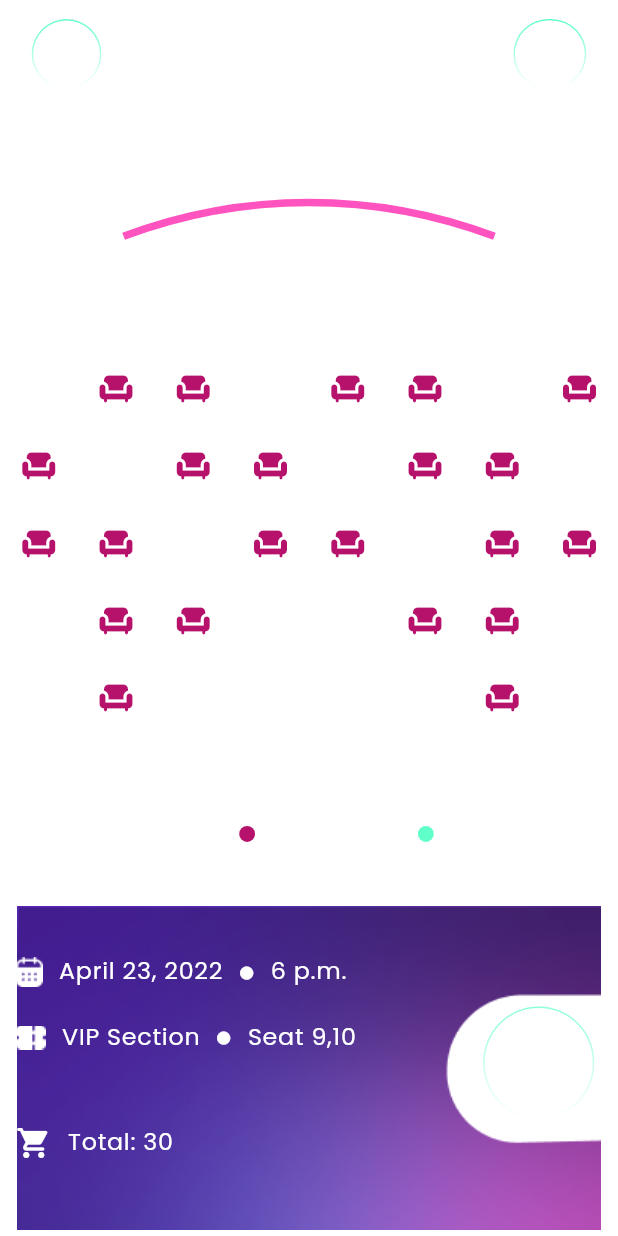
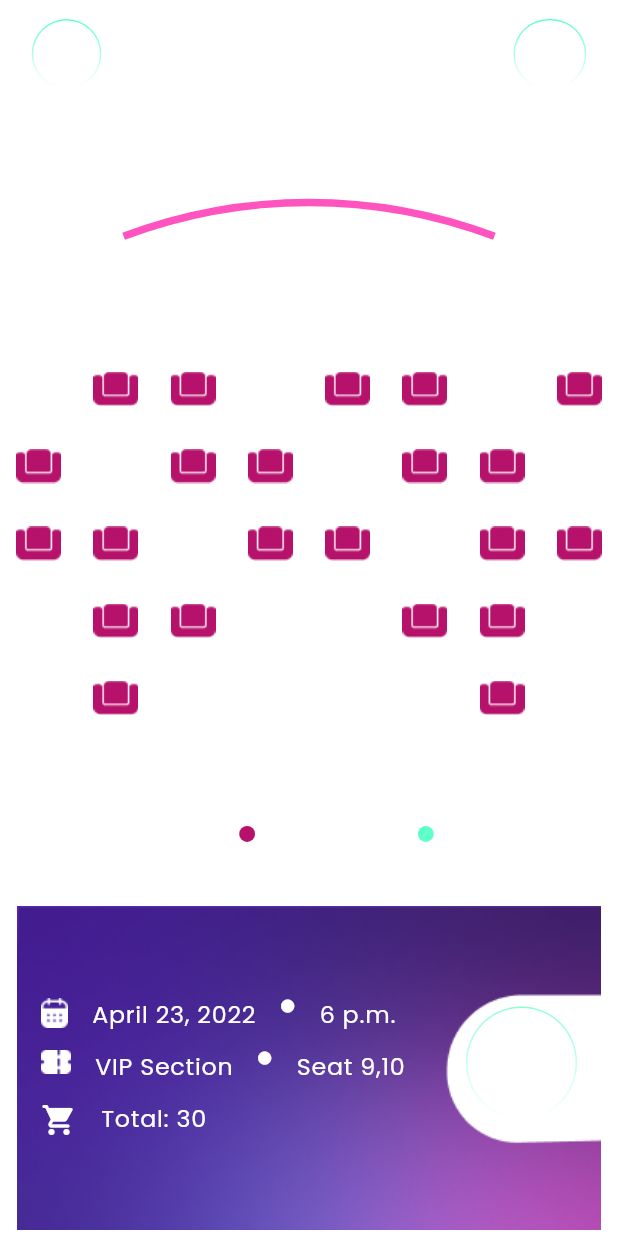
Before and after one commit to bin01012000/Booking_Movie, a Flutter app: the SeatScreen screen opened directly, on a phone screen of 412 x 824 dp. Run offline on Flutter 3.47's test engine with Material 2 defaults, Android fonts, the phone set to English and light mode, and no system bars; our stand-ins replace flutter_screenutil, flutter_secure_storage, flutter_svg, google_fonts, shared_preferences; missing offline and left inert: gradient_like_css; accounts and stored records are empty; statements that could not run were skipped.

Commit message:
hua khong xai sizedbox nhiu` nua

```diff
--- a/lib/app/presentation/views/seat/seat_screen.dart
+++ b/lib/app/presentation/views/seat/seat_screen.dart
@@ -127,71 +127,68 @@ class SeatScreen extends StatelessWidget {
               Padding(
                 padding: EdgeInsets.only(top: 34.sp),
                 child: Stack(
-                  alignment: Alignment.bottomCenter,
+                  alignment: Alignment.centerLeft,
                   children: [
                     Image.asset(
                       "assets/images/Base.png",
                       fit: BoxFit.contain,
                     ),
+                    Container(
+                      padding: EdgeInsets.only(left: 15.sp),
+                      child: Column(
+                        crossAxisAlignment: CrossAxisAlignment.start,
+                        children: [
                           Wrap(
-                      spacing: 10.sp,
+                            spacing: 15.sp,
                             children: [
-                        Row(
-                          children: [
-                            Padding(
-                                padding: EdgeInsets.only(
-                                    left: 10.sp, bottom: 60.sp)),
                               Image.asset('assets/icons/Calendar.png'),
-                            SizedBox(width: 10.sp),
                               Text(
                                 "April 23, 2022",
                                 style: AppTextStyle.st15400,
                               ),
-                            SizedBox(width: 10.sp),
                               Icon(
                                 Icons.brightness_1,
                                 color: Colors.white,
                                 size: 10.sp,
                               ),
-                            SizedBox(width: 10.sp),
                               Text(
                                 "6 p.m.",
                                 style: AppTextStyle.st15400,
                               ),
                             ],
                           ),
-                        Row(
+                          SizedBox(
+                            height: 10.sp,
+                          ),
+                          Wrap(
+                            spacing: 15.sp,
                             children: [
-                            Padding(padding: EdgeInsets.only(left: 10.sp)),
                               Image.asset('assets/icons/Ticket.png'),
-                            SizedBox(width: 10.sp),
                               Text(
                                 "VIP Section",
                                 style: AppTextStyle.st15400,
                               ),
-                            SizedBox(width: 10.sp),
                               Icon(
                                 Icons.brightness_1,
                                 color: Colors.white,
                                 size: 10.sp,
                               ),
-                            SizedBox(width: 10.sp),
                               Text(
                                 "Seat 9,10",
                                 style: AppTextStyle.st15400,
                               ),
                             ],
                           ),
-                        Row(
+                          SizedBox(
+                            height: 10.sp,
+                          ),
+                          Wrap(
+                            spacing: 15.sp,
                             children: [
-                            Padding(
-                                padding: EdgeInsets.only(
-                                    left: 10.sp, bottom: 110.sp)),
                               const Icon(
                                 Icons.shopping_cart_rounded,
                                 color: Colors.white,
                               ),
-                            SizedBox(width: 10.sp),
                               Text(
                                 "Total: 30",
                                 style: AppTextStyle.st15400,
@@ -199,6 +196,7 @@ class SeatScreen extends StatelessWidget {
                             ],
                           ),
                         ],
+                      ),
                     ),
                     Positioned(
                         right: 15.sp,
--- a/lib/app/presentation/views/seat/widgets/list_seats.dart
+++ b/lib/app/presentation/views/seat/widgets/list_seats.dart
@@ -2,10 +2,9 @@ import 'package:flutter/material.dart';
 
 class ListItem {
   String isSelected;
-  IconData icon;
+
   ListItem({
     required this.isSelected,
-    required this.icon,
   });
 }
 
@@ -18,50 +17,49 @@ class MyGridView extends StatefulWidget {
 
 class _MyGridViewState extends State<MyGridView> {
   final List<ListItem> _items = [
-    ListItem(isSelected: "AVAILABLE", icon: Icons.chair),
-    ListItem(isSelected: "RESERVED", icon: Icons.chair),
-    ListItem(isSelected: "RESERVED", icon: Icons.chair),
-    ListItem(isSelected: "AVAILABLE", icon: Icons.chair),
-    ListItem(isSelected: "RESERVED", icon: Icons.chair),
-    ListItem(isSelected: "RESERVED", icon: Icons.chair),
-    ListItem(isSelected: "AVAILABLE", icon: Icons.chair),
-    ListItem(isSelected: "RESERVED", icon: Icons.chair),
-    ListItem(isSelected: "RESERVED", icon: Icons.chair),
-    ListItem(isSelected: "AVAILABLE", icon: Icons.chair),
-    ListItem(isSelected: "RESERVED", icon: Icons.chair),
-    ListItem(isSelected: "RESERVED", icon: Icons.chair),
-    ListItem(isSelected: "AVAILABLE", icon: Icons.chair),
-    ListItem(isSelected: "RESERVED", icon: Icons.chair),
-    ListItem(isSelected: "RESERVED", icon: Icons.chair),
-    ListItem(isSelected: "AVAILABLE", icon: Icons.chair),
-    ListItem(isSelected: "RESERVED", icon: Icons.chair),
-    ListItem(isSelected: "RESERVED", icon: Icons.chair),
-    ListItem(isSelected: "AVAILABLE", icon: Icons.chair),
-    ListItem(isSelected: "RESERVED", icon: Icons.chair),
-    ListItem(isSelected: "RESERVED", icon: Icons.chair),
-    ListItem(isSelected: "AVAILABLE", icon: Icons.chair),
-    ListItem(isSelected: "RESERVED", icon: Icons.chair),
-    ListItem(isSelected: "RESERVED", icon: Icons.chair),
-    ListItem(isSelected: "AVAILABLE", icon: Icons.chair),
-    ListItem(isSelected: "RESERVED", icon: Icons.chair),
-    ListItem(isSelected: "RESERVED", icon: Icons.chair),
-    ListItem(isSelected: "AVAILABLE", icon: Icons.chair),
-    ListItem(isSelected: "AVAILABLE", icon: Icons.chair),
-    ListItem(isSelected: "RESERVED", icon: Icons.chair),
-    ListItem(isSelected: "RESERVED", icon: Icons.chair),
-    ListItem(isSelected: "AVAILABLE", icon: Icons.chair),
-    ListItem(isSelected: "AVAILABLE", icon: Icons.chair),
-    ListItem(isSelected: "RESERVED", icon: Icons.chair),
-    ListItem(isSelected: "AVAILABLE", icon: Icons.chair),
-    ListItem(isSelected: "AVAILABLE", icon: Icons.chair),
-    ListItem(isSelected: "AVAILABLE", icon: Icons.chair),
-    ListItem(isSelected: "AVAILABLE", icon: Icons.chair),
-    ListItem(isSelected: "RESERVED", icon: Icons.chair),
-    ListItem(isSelected: "AVAILABLE", icon: Icons.chair),
+    ListItem(isSelected: "AVAILABLE"),
+    ListItem(isSelected: "RESERVED"),
+    ListItem(isSelected: "RESERVED"),
+    ListItem(isSelected: "AVAILABLE"),
+    ListItem(isSelected: "RESERVED"),
+    ListItem(isSelected: "RESERVED"),
+    ListItem(isSelected: "AVAILABLE"),
+    ListItem(isSelected: "RESERVED"),
+    ListItem(isSelected: "RESERVED"),
+    ListItem(isSelected: "AVAILABLE"),
+    ListItem(isSelected: "RESERVED"),
+    ListItem(isSelected: "RESERVED"),
+    ListItem(isSelected: "AVAILABLE"),
+    ListItem(isSelected: "RESERVED"),
+    ListItem(isSelected: "RESERVED"),
+    ListItem(isSelected: "AVAILABLE"),
+    ListItem(isSelected: "RESERVED"),
+    ListItem(isSelected: "RESERVED"),
+    ListItem(isSelected: "AVAILABLE"),
+    ListItem(isSelected: "RESERVED"),
+    ListItem(isSelected: "RESERVED"),
+    ListItem(isSelected: "AVAILABLE"),
+    ListItem(isSelected: "RESERVED"),
+    ListItem(isSelected: "RESERVED"),
+    ListItem(isSelected: "AVAILABLE"),
+    ListItem(isSelected: "RESERVED"),
+    ListItem(isSelected: "RESERVED"),
+    ListItem(isSelected: "AVAILABLE"),
+    ListItem(isSelected: "AVAILABLE"),
+    ListItem(isSelected: "RESERVED"),
+    ListItem(isSelected: "RESERVED"),
+    ListItem(isSelected: "AVAILABLE"),
+    ListItem(isSelected: "AVAILABLE"),
+    ListItem(isSelected: "RESERVED"),
+    ListItem(isSelected: "AVAILABLE"),
+    ListItem(isSelected: "AVAILABLE"),
+    ListItem(isSelected: "AVAILABLE"),
+    ListItem(isSelected: "AVAILABLE"),
+    ListItem(isSelected: "RESERVED"),
+    ListItem(isSelected: "AVAILABLE"),
   ];
   // set an int with value -1 since no card has been selected
   int selectedCard = -1;
-  final IconData chair = const IconData(0xe14d, fontFamily: 'MaterialIcons');
   @override
   Widget build(BuildContext context) {
     return GridView.builder(
@@ -88,26 +86,23 @@ class _MyGridViewState extends State<MyGridView> {
             child: Container(
               color: Colors.transparent,
               child: Center(
-                child: Icon(
-                  _items[index].icon,
-                  color: _getColor(_items[index].isSelected),
-                ),
+                child: _getImage(_items[index].isSelected),
               ),
             ),
           );
         });
   }
 
-  Color _getColor(String status) {
+  _getImage(String status) {
     switch (status) {
       case "AVAILABLE":
-        return Colors.white;
+        return Image.asset("assets/icons/SeatAvailable.png");
       case "RESERVED":
-        return const Color.fromRGBO(182, 17, 107, 1);
+        return Image.asset("assets/icons/SeatReserved.png");
       case "SELECTED":
-        return const Color.fromRGBO(9, 251, 211, 1);
+        return Image.asset("assets/icons/SeatSelected.png");
       default:
-        return Colors.white;
+        return Image.asset("assets/icons/SeatAvailable.png");
     }
   }
 }
--- a/lib/app/presentation/views/ticket/mobile_ticket_screen.dart
+++ b/lib/app/presentation/views/ticket/mobile_ticket_screen.dart
@@ -1,11 +1,9 @@
 import 'package:booking_movie_ticket/app/presentation/views/ticket/widgets/list_tickets.dart';
 import 'package:booking_movie_ticket/app/widgets/unicorn_outline_button.dart';
-import 'package:dots_indicator/dots_indicator.dart';
 import 'package:flutter/material.dart';
 import 'package:flutter_screenutil/flutter_screenutil.dart';
 import 'package:gradient_like_css/gradient_like_css.dart';
 import 'package:shared_preferences/shared_preferences.dart';
-import 'package:ticket_widget/ticket_widget.dart';
 
 import '../../../common/utils/value/styles/app_text_style.dart';
 import '../../../widgets/ticket.dart';
--- a/lib/app/presentation/views/ticket/widgets/list_tickets.dart
+++ b/lib/app/presentation/views/ticket/widgets/list_tickets.dart
@@ -1,6 +1,5 @@
 import 'dart:math';
 import 'package:booking_movie_ticket/app/widgets/unicorn_outline_button.dart';
-import 'package:dots_indicator/dots_indicator.dart';
 import 'package:flutter/material.dart';
 import 'package:flutter_screenutil/flutter_screenutil.dart';
 import 'package:shared_preferences/shared_preferences.dart';
@@ -85,8 +84,6 @@ class _ListTicketState extends State<ListTicket> {
                             },
                             child: CircleAvatar(
                               radius: 5,
-                              // check if a dot is connected to the current page
-                              // if true, give it a different color
                               backgroundColor: _activePage == index
                                   ? const Color.fromRGBO(124, 98, 214, 1)
                                   : const Color.fromRGBO(255, 255, 255, 0.2),
--- a/pubspec.yaml
+++ b/pubspec.yaml
@@ -45,9 +45,6 @@ dependencies:
   flutter_svg: ^1.0.3
   rolling_bottom_bar: ^0.2.2
   item_selector: ^0.2.0
-  ticket_widget: ^0.0.1
-  readmore: ^2.1.0
-  dots_indicator: ^2.1.0
 dev_dependencies:
   flutter_test:
     sdk: flutter
```
Also changed, not shown: assets/icons/SeatAvailable.png (added), assets/icons/SeatReserved.png (added), assets/icons/SeatSelected.png (added), pubspec.lock. Lines whose indentation alone changed are shown as unchanged.
